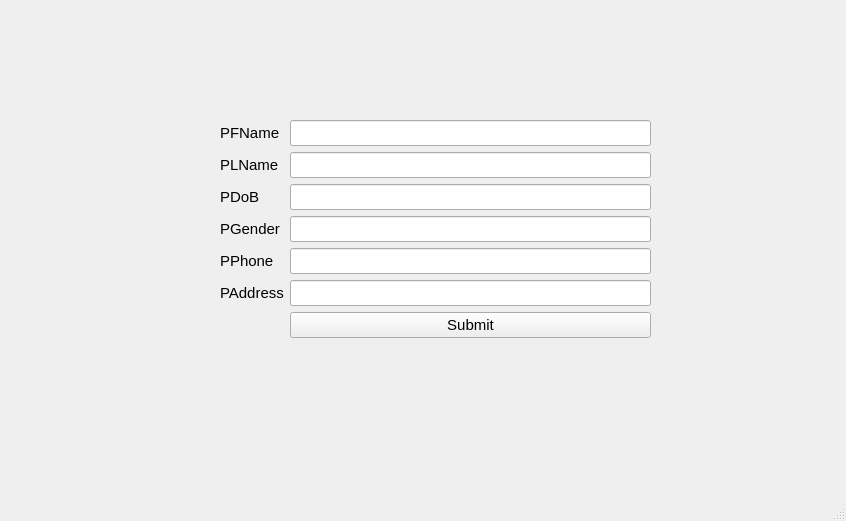
Before: the Qt Designer form insert.ui in anthonyhungnguyen/redesigned-engine, drawn with Qt 5.
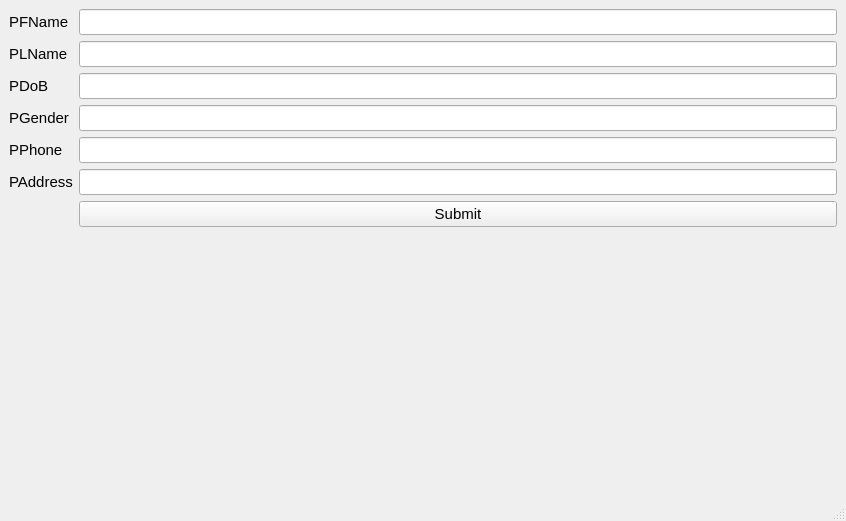
After: the same form once the commit is applied.

```diff
--- a/insert.ui
+++ b/insert.ui
@@ -14,21 +14,8 @@
    <string>MainWindow</string>
   </property>
   <widget class="QWidget" name="centralwidget">
-   <widget class="QWidget" name="formLayoutWidget">
-    <property name="geometry">
-     <rect>
-      <x>220</x>
-      <y>120</y>
-      <width>431</width>
-      <height>231</height>
-     </rect>
-    </property>
-    <property name="font">
-     <font>
-      <family>Segoe UI</family>
-      <pointsize>11</pointsize>
-     </font>
-    </property>
+   <layout class="QGridLayout" name="gridLayout">
+    <item row="0" column="0">
     <layout class="QFormLayout" name="formLayout">
      <item row="0" column="0">
       <widget class="QLabel" name="pFNameLabel">
@@ -182,7 +169,8 @@
       </widget>
      </item>
     </layout>
-   </widget>
+    </item>
+   </layout>
   </widget>
   <widget class="QMenuBar" name="menubar">
    <property name="geometry">
```
Lines whose indentation alone changed are shown as unchanged.
